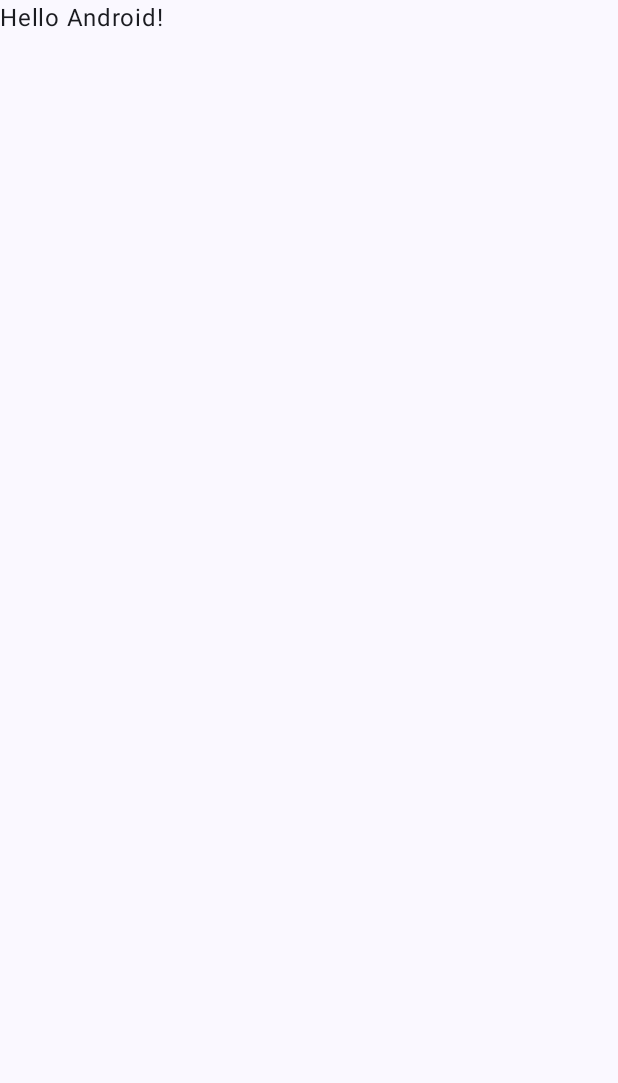
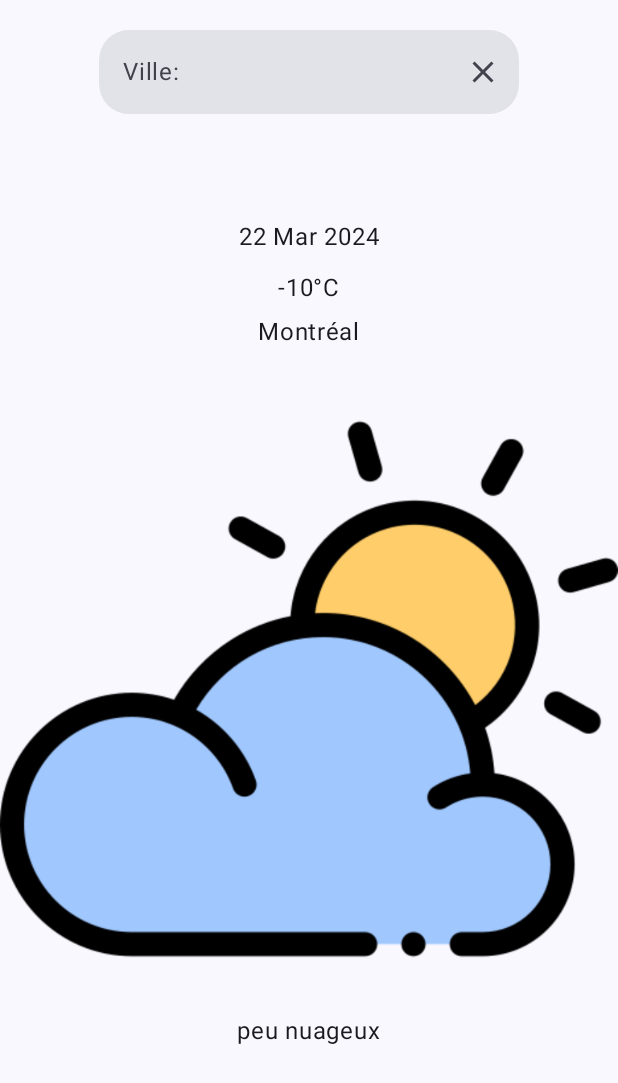
Before and after one commit to aloe-vero/Projet_01, an Android app built with Jetpack Compose: the screen it shows after launch (MainActivity), on a phone screen of 412 x 824 dp. Before the commit the part shown is almost empty. Shown: the top 1083 px of the screen. Run offline under Robolectric (Android 15) with nearby library versions, the phone set to English and light mode, and no system bars.

Commit message:
modèle structure

```diff
--- a/app/src/main/java/com/example/projet_01/MainActivity.kt
+++ b/app/src/main/java/com/example/projet_01/MainActivity.kt
@@ -3,14 +3,37 @@ package com.example.projet_01
 import android.os.Bundle
 import androidx.activity.ComponentActivity
 import androidx.activity.compose.setContent
+import androidx.compose.foundation.Image
+import androidx.compose.foundation.clickable
+import androidx.compose.foundation.layout.Arrangement
+import androidx.compose.foundation.layout.Column
+import androidx.compose.foundation.layout.Spacer
 import androidx.compose.foundation.layout.fillMaxSize
+import androidx.compose.foundation.layout.height
+import androidx.compose.foundation.shape.RoundedCornerShape
+import androidx.compose.material.icons.Icons
+import androidx.compose.material.icons.filled.Clear
+import androidx.compose.material3.ExperimentalMaterial3Api
 import androidx.compose.material3.MaterialTheme
 import androidx.compose.material3.Surface
 import androidx.compose.material3.Text
+import androidx.compose.material3.TextField
+import androidx.compose.material3.TextFieldColors
+import androidx.compose.material3.TextFieldDefaults
 import androidx.compose.runtime.Composable
+import androidx.compose.ui.Alignment
 import androidx.compose.ui.Modifier
+import androidx.compose.ui.graphics.Color
+import androidx.compose.ui.res.painterResource
 import androidx.compose.ui.tooling.preview.Preview
+import androidx.compose.ui.unit.dp
+import com.example.projet_01.modele.Meteo
 import com.example.projet_01.ui.theme.Projet_01Theme
+import java.text.DateFormat
+import java.text.SimpleDateFormat
+import java.time.LocalDate
+import java.util.Date
+import java.util.Locale
 
 class MainActivity : ComponentActivity() {
     override fun onCreate(savedInstanceState: Bundle?) {
@@ -22,21 +45,74 @@ class MainActivity : ComponentActivity() {
                     modifier = Modifier.fillMaxSize(),
                     color = MaterialTheme.colorScheme.background
                 ) {
-                    Greeting("Android")
+                    DisplayWeather()
                 }
             }
         }
     }
 }
 
+//Englobe tout l'affichage de l'application
 @Composable
-fun Greeting(name: String, modifier: Modifier = Modifier) {
-    Text(
-        text = "Hello $name!",
-        modifier = modifier
-        //NICO
-        //LAS !!
-        //all
+fun DisplayWeather(modifier: Modifier = Modifier) {
+    val currentDate: String = SimpleDateFormat("dd MMM yyyy", Locale.getDefault()).format(Date())
+    Column(modifier = modifier.fillMaxSize(),
+        verticalArrangement = Arrangement.Top,
+        horizontalAlignment = Alignment.CenterHorizontally) {
+        Spacer(Modifier.height(20.dp))
+        SearchBar();
+        Spacer(Modifier.height(70.dp))
+        Text(
+            text = currentDate,
+            modifier = modifier
+        )
+        Spacer(Modifier.height(10.dp))
+        Text(
+            text = "-10°C",
+            modifier = modifier
+        )
+        Spacer(Modifier.height(5.dp))
+        Text(
+            text = "Montréal",
+            modifier = modifier
+        )
+        Spacer(Modifier.height(20.dp))
+        Icon()
+        Spacer(Modifier.height(10.dp))
+        Text(
+            text = "peu nuageux",
+            modifier = modifier
+        )
+    }
+}
+@Composable
+fun Icon(modifier: Modifier = Modifier){
+    Image(
+        painter = painterResource(R.drawable.icon_peu_nuageux),
+        contentDescription = "weather"
+    )
+}
+@Composable
+fun SearchBar(modifier: Modifier = Modifier){
+    TextField(
+        value = "",
+        onValueChange = {/*TODO*/},
+        label = { Text(text = "Ville: ")},
+        shape = RoundedCornerShape(20.dp),
+        colors = TextFieldDefaults.colors(
+            focusedIndicatorColor = Color.Transparent,
+            unfocusedIndicatorColor = Color.Transparent
+        ),
+        trailingIcon={
+            androidx.compose.material3.Icon(
+                Icons.Default.Clear,
+                contentDescription = "clear text",
+                modifier = Modifier.clickable {
+                    /*TODO*/
+                }
+            )
+        }
+
     )
 }
 
@@ -44,6 +120,6 @@ fun Greeting(name: String, modifier: Modifier = Modifier) {
 @Composable
 fun GreetingPreview() {
     Projet_01Theme {
-        Greeting("Android")
+        DisplayWeather()
     }
 }
--- /dev/null
+++ b/app/src/main/java/com/example/projet_01/modele/Meteo.kt
@@ -0,0 +1,7 @@
+package com.example.projet_01.modele
+
+data class Meteo(
+    var city: String,
+    var temperature: Int,
+    var icon: Int
+)
```
Also changed, not shown: app/src/main/res/drawable/icon_peu_nuageux.png (added).
